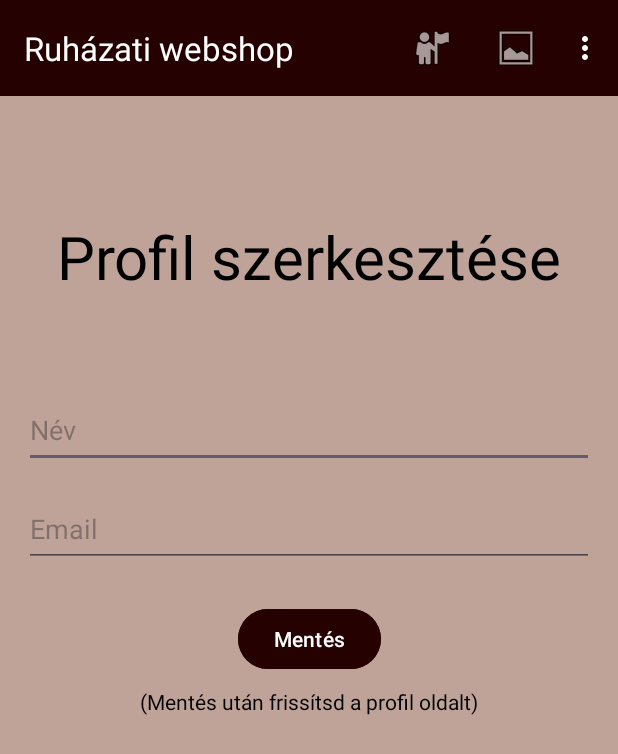
After one commit to Depphead18/ruhazati_alkalmazas, an Android app: the EditProfileActivity screen opened directly, with no data from a screen before it, on a phone screen of 412 x 824 dp. The commit adds this screen. Shown: the top 754 px of the screen. Run offline under Robolectric (Android 15) with nearby library versions, the phone set to English and light mode, and no system bars; our stand-ins replace Firebase (no records; nobody signed in at launch, a user with empty details on screens opened directly).

Commit message:
fiok frissitese

```diff
--- a/app/src/main/AndroidManifest.xml
+++ b/app/src/main/AndroidManifest.xml
@@ -37,6 +37,9 @@
             android:name=".KosarActivity"
             android:exported="false" />
         <activity
+            android:name=".EditProfileActivity"
+            android:exported="false"/>
+        <activity
             android:name=".MainActivity"
             android:exported="true">
             <intent-filter>
--- /dev/null
+++ b/app/src/main/java/com/example/ruhzatiwebshop/EditProfileActivity.java
@@ -0,0 +1,72 @@
+package com.example.ruhzatiwebshop;
+
+import android.content.Intent;
+import android.os.Bundle;
+import android.view.View;
+import android.widget.Button;
+import android.widget.EditText;
+import android.widget.Toast;
+
+import androidx.appcompat.app.AppCompatActivity;
+
+import com.google.firebase.auth.FirebaseAuth;
+import com.google.firebase.firestore.FirebaseFirestore;
+
+import java.util.HashMap;
+import java.util.Map;
+
+public class EditProfileActivity extends BaseActivity {
+
+    private EditText editTextName;
+    private EditText editTextEmail;
+    private Button buttonSaveChanges;
+
+    private FirebaseAuth mAuth;
+    private FirebaseFirestore db;
+    private String uid;
+
+    @Override
+    protected void onCreate(Bundle savedInstanceState) {
+        super.onCreate(savedInstanceState);
+        setContentView(R.layout.activity_profil_frissitese);
+
+        setupToolbar();
+
+        editTextName = findViewById(R.id.editTextName);
+        editTextEmail = findViewById(R.id.editTextEmail);
+        buttonSaveChanges = findViewById(R.id.buttonSaveChanges);
+
+        mAuth = FirebaseAuth.getInstance();
+        db = FirebaseFirestore.getInstance();
+        uid = mAuth.getCurrentUser().getUid();
+
+        // Adatok betöltése
+        db.collection("felhasznalok").document(uid).get()
+                .addOnSuccessListener(documentSnapshot -> {
+                    if (documentSnapshot.exists()) {
+                        editTextName.setText(documentSnapshot.getString("nev"));
+                        editTextEmail.setText(documentSnapshot.getString("email"));
+                    }
+                });
+
+        // Frissítés gomb
+        buttonSaveChanges.setOnClickListener(v -> {
+            String ujNev = editTextName.getText().toString().trim();
+            String ujEmail = editTextEmail.getText().toString().trim();
+
+            Map<String, Object> frissitettAdatok = new HashMap<>();
+            frissitettAdatok.put("nev", ujNev);
+            frissitettAdatok.put("email", ujEmail);
+
+            db.collection("felhasznalok").document(uid)
+                    .update(frissitettAdatok)
+                    .addOnSuccessListener(aVoid -> {
+                        Toast.makeText(this, "Adatok frissítve", Toast.LENGTH_SHORT).show();
+                        finish(); // visszalépés
+                    })
+                    .addOnFailureListener(e -> {
+                        Toast.makeText(this, "Hiba frissítéskor: " + e.getMessage(), Toast.LENGTH_SHORT).show();
+                    });
+        });
+    }
+}
--- /dev/null
+++ b/app/src/main/res/layout/activity_profil_frissitese.xml
@@ -0,0 +1,84 @@
+<?xml version="1.0" encoding="utf-8"?>
+<androidx.constraintlayout.widget.ConstraintLayout xmlns:android="http://schemas.android.com/apk/res/android"
+    xmlns:app="http://schemas.android.com/apk/res-auto"
+    xmlns:tools="http://schemas.android.com/tools"
+    android:id="@+id/editProfileLayout"
+    android:layout_width="match_parent"
+    android:layout_height="match_parent"
+    tools:context=".MainActivity"
+    android:background="@color/beige">
+
+    <androidx.appcompat.widget.Toolbar
+        android:id="@+id/toolbar"
+        android:layout_width="0dp"
+        android:layout_height="?attr/actionBarSize"
+        android:background="@color/burgundi"
+        android:titleTextColor="@color/white"
+        app:layout_constraintTop_toTopOf="parent"
+        app:layout_constraintStart_toStartOf="parent"
+        app:layout_constraintEnd_toEndOf="parent"
+        android:theme="@style/ThemeOverlay.AppCompat.Dark.ActionBar"/>
+
+    <TextView
+        android:id="@+id/szerkesztesCim"
+        android:layout_width="wrap_content"
+        android:layout_height="wrap_content"
+        android:layout_marginTop="144dp"
+        android:text="Profil szerkesztése"
+        app:layout_constraintEnd_toEndOf="parent"
+        app:layout_constraintStart_toStartOf="parent"
+        app:layout_constraintTop_toTopOf="parent"
+        android:textSize="40sp"
+        android:textColor="@color/black" />
+
+
+    <EditText
+        android:id="@+id/editTextName"
+        android:layout_width="0dp"
+        android:layout_height="50dp"
+        android:layout_marginStart="16dp"
+        android:layout_marginTop="64dp"
+        android:layout_marginEnd="16dp"
+        android:hint="Név"
+        app:layout_constraintEnd_toEndOf="parent"
+        app:layout_constraintHorizontal_bias="0.0"
+        app:layout_constraintStart_toStartOf="parent"
+        app:layout_constraintTop_toBottomOf="@+id/szerkesztesCim" />
+
+    <EditText
+        android:id="@+id/editTextEmail"
+        android:layout_width="0dp"
+        android:layout_height="50dp"
+        android:hint="Email"
+        android:layout_marginStart="16dp"
+        android:layout_marginEnd="16dp"
+        android:layout_marginTop="16dp"
+        app:layout_constraintTop_toBottomOf="@id/editTextName"
+        app:layout_constraintStart_toStartOf="parent"
+        app:layout_constraintEnd_toEndOf="parent" />
+
+    <Button
+        android:id="@+id/buttonSaveChanges"
+        android:layout_width="wrap_content"
+        android:layout_height="wrap_content"
+        android:text="Mentés"
+        android:layout_marginTop="24dp"
+        app:layout_constraintTop_toBottomOf="@id/editTextEmail"
+        app:layout_constraintStart_toStartOf="parent"
+        app:layout_constraintEnd_toEndOf="parent"
+        android:backgroundTint="@color/burgundi"
+        android:textColor="@color/white"/>
+
+    <TextView
+        android:id="@+id/inf"
+        android:layout_width="wrap_content"
+        android:layout_height="wrap_content"
+        android:layout_marginTop="8dp"
+        android:text="(Mentés után frissítsd a profil oldalt)"
+        app:layout_constraintEnd_toEndOf="parent"
+        app:layout_constraintStart_toStartOf="parent"
+        app:layout_constraintTop_toBottomOf="@+id/buttonSaveChanges"
+        android:textColor="@color/black"/>
+
+
+</androidx.constraintlayout.widget.ConstraintLayout>
```
Also changed, not shown: app/src/main/java/com/example/ruhzatiwebshop/ProfilActivity.java (+12 -0 lines), app/src/main/res/layout/activity_profil.xml (+18 -6 lines).
